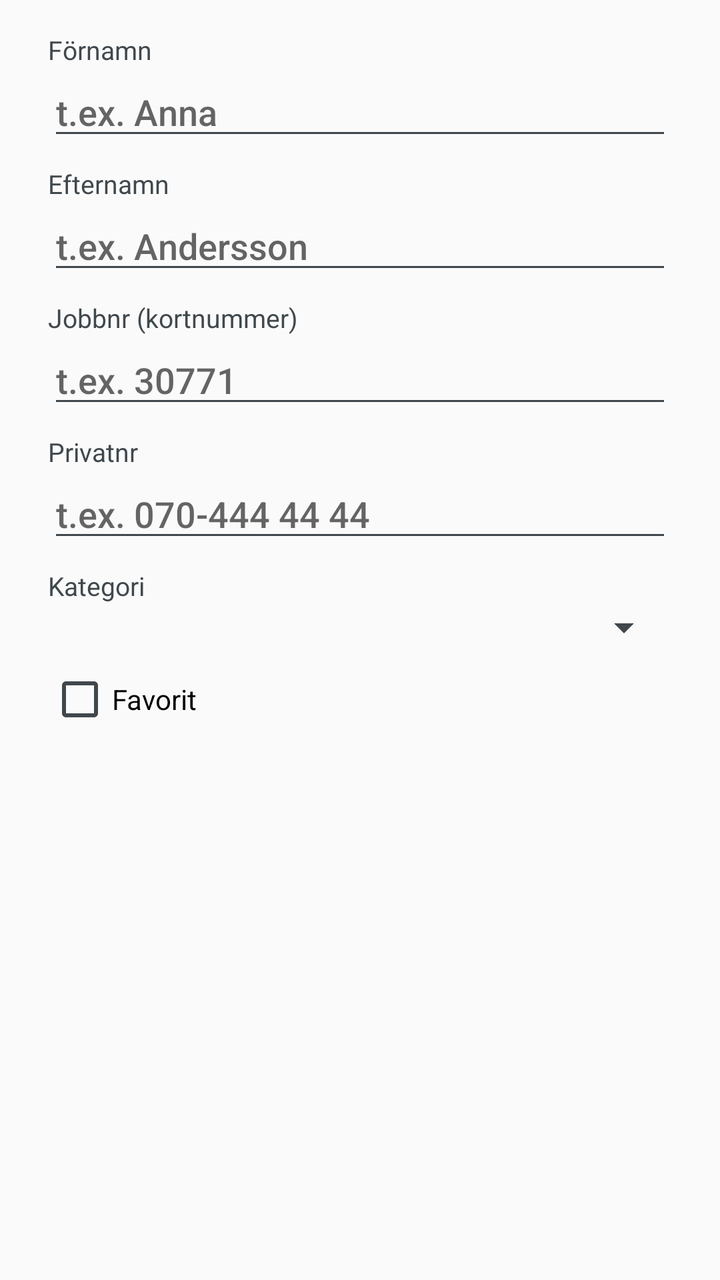
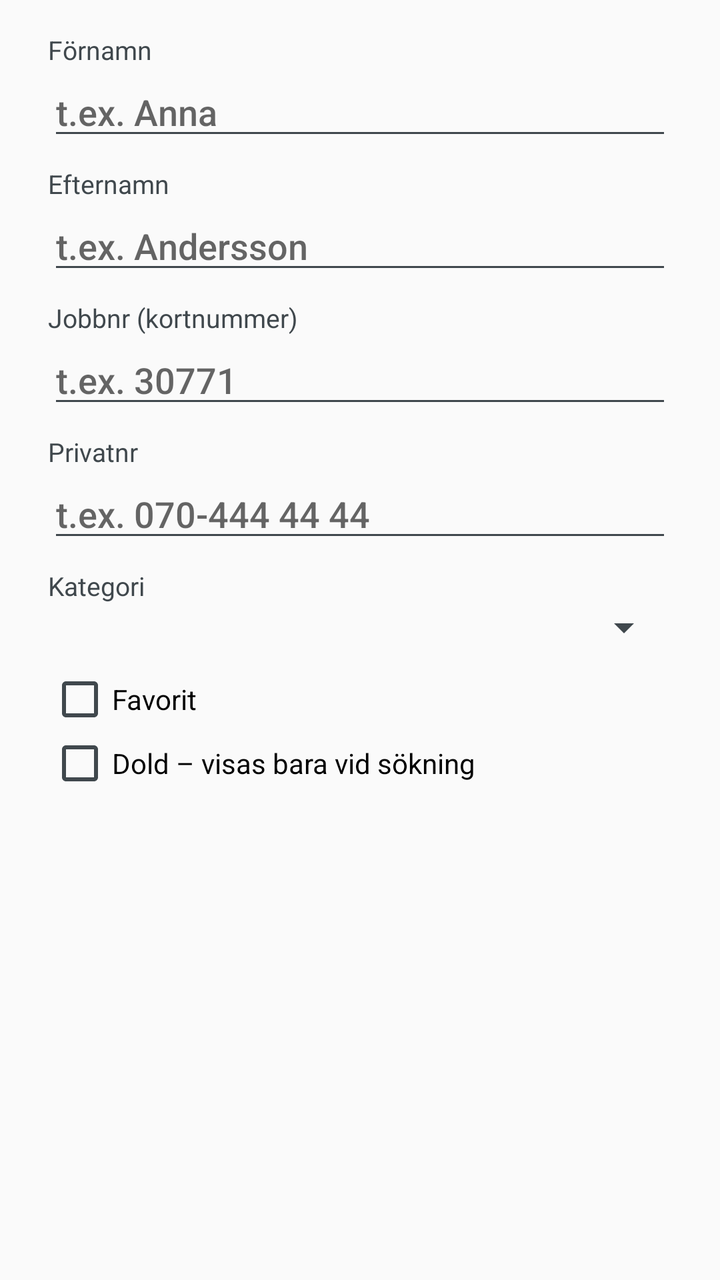

Before-and-after screenshots of an Android layout around one commit, followed by the original layout XML and the change that was made.
<!-- AndroidManifest.xml: application theme Theme.Jobbdialer -->
<!-- res/layout/dialog_contact_edit.xml -->
<?xml version="1.0" encoding="utf-8"?>
<ScrollView xmlns:android="http://schemas.android.com/apk/res/android"
    android:layout_width="match_parent"
    android:layout_height="wrap_content">

    <LinearLayout
        android:layout_width="match_parent"
        android:layout_height="wrap_content"
        android:orientation="vertical"
        android:paddingLeft="@dimen/dialog_padding_h"
        android:paddingTop="@dimen/space_small"
        android:paddingRight="@dimen/dialog_padding_h">

        <TextView
            style="@style/DialogLabel"
            android:labelFor="@+id/edit_first_name"
            android:text="@string/label_first_name" />

        <EditText
            android:id="@+id/edit_first_name"
            style="@style/DialogField"
            android:hint="@string/hint_first_name"
            android:inputType="textPersonName|textCapWords" />

        <TextView
            style="@style/DialogLabel"
            android:labelFor="@+id/edit_last_name"
            android:text="@string/label_last_name" />

        <EditText
            android:id="@+id/edit_last_name"
            style="@style/DialogField"
            android:hint="@string/hint_last_name"
            android:inputType="textPersonName|textCapWords" />

        <TextView
            style="@style/DialogLabel"
            android:labelFor="@+id/edit_work_number"
            android:text="@string/label_work_number" />

        <EditText
            android:id="@+id/edit_work_number"
            style="@style/DialogField"
            android:hint="@string/hint_work_number"
            android:inputType="phone" />

        <TextView
            style="@style/DialogLabel"
            android:labelFor="@+id/edit_private_number"
            android:text="@string/label_private_number" />

        <EditText
            android:id="@+id/edit_private_number"
            style="@style/DialogField"
            android:hint="@string/hint_private_number"
            android:imeOptions="actionNext"
            android:inputType="phone" />

        <TextView
            style="@style/DialogLabel"
            android:labelFor="@+id/edit_category"
            android:text="@string/label_category" />

        <Spinner
            android:id="@+id/edit_category"
            android:layout_width="match_parent"
            android:layout_height="wrap_content" />

        <CheckBox
            android:id="@+id/edit_favorite"
            android:layout_width="match_parent"
            android:layout_height="wrap_content"
            android:layout_marginTop="@dimen/space_small"
            android:text="@string/label_favorite" />
    </LinearLayout>
</ScrollView>
<!-- resources referenced by this layout -->
<resources>
  <dimen name="dialog_padding_h">24dp</dimen>
  <dimen name="space_small">8dp</dimen>
  <string name="hint_first_name">t.ex. Anna</string>
  <string name="hint_last_name">t.ex. Andersson</string>
  <string name="hint_private_number">t.ex. 070-444 44 44</string>
  <string name="hint_work_number">t.ex. 30771</string>
  <string name="label_category">Kategori</string>
  <string name="label_favorite">Favorit</string>
  <string name="label_first_name">Förnamn</string>
  <string name="label_last_name">Efternamn</string>
  <string name="label_private_number">Privatnr</string>
  <string name="label_work_number">Jobbnr (kortnummer)</string>
  <style name="DialogField">
          <item name="android:layout_width">match_parent</item>
          <item name="android:layout_height">wrap_content</item>
          <item name="android:maxLines">1</item>
          <item name="android:importantForAutofill">no</item>
          <item name="android:imeOptions">actionNext</item>
      </style>
  <style name="DialogLabel">
          <item name="android:layout_width">match_parent</item>
          <item name="android:layout_height">wrap_content</item>
          <item name="android:layout_marginTop">@dimen/space_small</item>
          <item name="android:textSize">13sp</item>
          <item name="android:textColor">?android:attr/textColorSecondary</item>
      </style>
  <style name="Theme.Jobbdialer" parent="android:Theme.DeviceDefault.Light.NoActionBar">
          <item name="android:colorPrimary">@color/primary</item>
          <item name="android:colorPrimaryDark">@color/primary_dark</item>
          <item name="android:colorAccent">@color/accent</item>
          <item name="android:statusBarColor">@color/primary_dark</item>
          
          <item name="android:windowLightStatusBar">false</item>
          <item name="android:windowBackground">@color/window_bg</item>
      </style>
  <color name="primary">#FF1565C0</color>
  <color name="primary_dark">#FF0D47A1</color>
  <color name="accent">#FFFF8F00</color>
  <color name="window_bg">#FFFAFAFA</color>
</resources>

<!-- the commit's change to res/layout/dialog_contact_edit.xml (unified diff, before → after) -->
@@ -72,5 +72,11 @@
             android:layout_height="wrap_content"
             android:layout_marginTop="@dimen/space_small"
             android:text="@string/label_favorite" />
+
+        <CheckBox
+            android:id="@+id/edit_hidden"
+            android:layout_width="match_parent"
+            android:layout_height="wrap_content"
+            android:text="@string/edit_hidden_label" />
     </LinearLayout>
 </ScrollView>
<!-- resource entries referenced after the edit -->
@@ -2,6 +2,7 @@
 <resources>
   <dimen name="dialog_padding_h">24dp</dimen>
   <dimen name="space_small">8dp</dimen>
+  <string name="edit_hidden_label">Dold – visas bara vid sökning</string>
   <string name="hint_first_name">t.ex. Anna</string>
   <string name="hint_last_name">t.ex. Andersson</string>
   <string name="hint_private_number">t.ex. 070-444 44 44</string>
